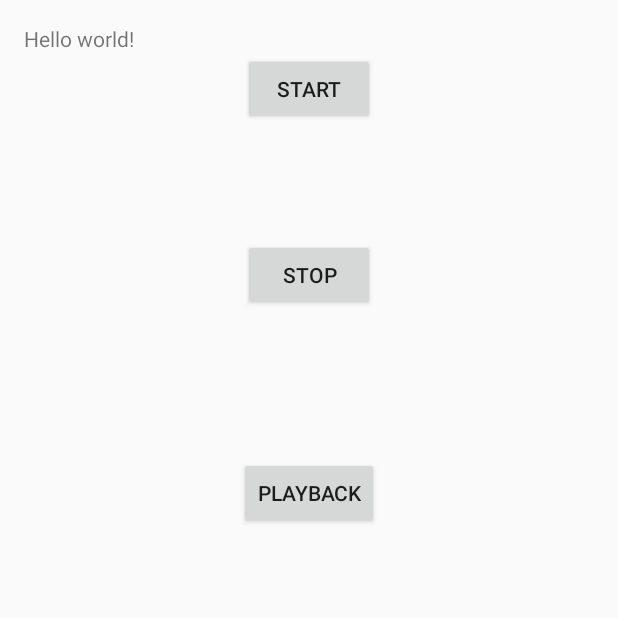
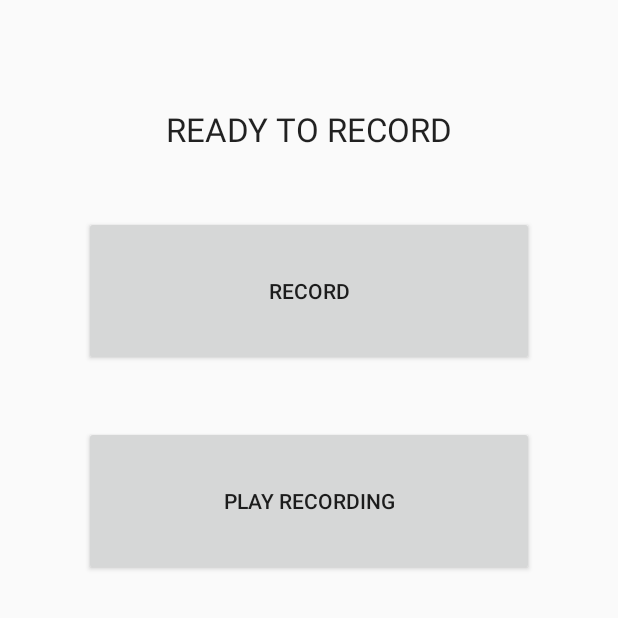
Before and after one commit to Ralem-Productions/AndroidAudio, an Android app: the screen it shows after launch (MainActivity), on a phone screen of 412 x 824 dp, the top half of it. Run offline under Robolectric (Android 15) with nearby library versions, the phone set to English and light mode, and no system bars.

Commit message:
GUI AND BUG FIXES

```diff
--- a/SoundChanger/app/src/main/java/com/ralemproductions/soundchanger/MainActivity.java
+++ b/SoundChanger/app/src/main/java/com/ralemproductions/soundchanger/MainActivity.java
@@ -14,6 +14,8 @@ import android.util.Log;
 import android.view.Menu;
 import android.view.MenuItem;
 import android.view.View;
+import android.widget.Button;
+import android.widget.TextView;
 
 import java.io.File;
 import java.io.IOException;
@@ -24,15 +26,35 @@ public class MainActivity extends Activity {
     public MediaRecorder recorder = null;
     private MediaPlayer player;
     private String OUTPUT_FILE;
+    private Button recordButton;
+    private TextView recordString;
+    private boolean currentlyRecording;
 
     @Override
     protected void onCreate(Bundle savedInstanceState) {
         super.onCreate(savedInstanceState);
         setContentView(R.layout.activity_main);
         OUTPUT_FILE = Environment.getExternalStorageDirectory() + "/audiorecorder.3gpp";
+        recordButton = (Button) findViewById(R.id.recordButton);
+        recordString = (TextView) findViewById(R.id.recordString);
+        currentlyRecording = false;
     }
 
-    public void StartClick(View view) throws IOException {
+    public void RecordButtonClicked(View view){
+        if(!currentlyRecording){
+            Start();
+            recordButton.setText("Stop Recording");
+            recordString.setText("YOU ARE RECORDING");
+            currentlyRecording = true;
+        }else{
+            Stop();
+            recordButton.setText("Start Recording");
+            recordString.setText("READY TO RECORD");
+            currentlyRecording = false;
+        }
+    }
+
+    public void Start() {
         if (recorder != null) {
             recorder.release();
         }
@@ -58,10 +80,12 @@ public class MainActivity extends Activity {
     }
 
 
-    public void StopClick(View view)
+    public void Stop()
     {
         if(recorder != null) {
-                recorder.stop();
+            recorder.stop();
+            recorder.release();
+            recorder = null;
         }
     }
 
--- a/SoundChanger/app/src/main/res/layout/activity_main.xml
+++ b/SoundChanger/app/src/main/res/layout/activity_main.xml
@@ -5,38 +5,34 @@
     android:paddingTop="@dimen/activity_vertical_margin"
     android:paddingBottom="@dimen/activity_vertical_margin" tools:context=".MainActivity">
 
-    <TextView android:text="@string/hello_world" android:layout_width="wrap_content"
+    <TextView
+        android:layout_width="wrap_content"
         android:layout_height="wrap_content"
-        android:id="@+id/textView" />
+        android:textAppearance="?android:attr/textAppearanceLarge"
+        android:text="READY TO RECORD"
+        android:id="@+id/recordString"
+        android:layout_marginTop="55dp"
+        android:layout_alignParentTop="true"
+        android:layout_centerHorizontal="true" />
 
     <Button
-        android:layout_width="wrap_content"
-        android:layout_height="wrap_content"
-        android:text="Start"
-        android:id="@+id/btnStart"
-        android:layout_below="@+id/textView"
+        android:text="Record"
+        android:id="@+id/recordButton"
+        android:layout_width="300dp"
+        android:layout_height="100dp"
+        android:layout_below="@+id/recordString"
         android:layout_centerHorizontal="true"
-        android:onClick="StartClick"/>
+        android:layout_marginTop="43dp"
+        android:onClick="RecordButtonClicked"/>
 
     <Button
-        android:layout_width="wrap_content"
-        android:layout_height="wrap_content"
-        android:text="Stop"
-        android:id="@+id/btnStop"
-        android:layout_below="@+id/btnStart"
-        android:layout_alignLeft="@+id/btnStart"
-        android:layout_alignStart="@+id/btnStart"
-        android:layout_marginTop="76dp"
-        android:onClick="StopClick"/>
-
-    <Button
-        android:layout_width="wrap_content"
-        android:layout_height="wrap_content"
-        android:text="PlayBack"
-        android:id="@+id/btnPlayBack"
-        android:layout_below="@+id/btnStop"
-        android:layout_centerHorizontal="true"
-        android:layout_marginTop="97dp"
+        android:text="Play Recording"
+        android:id="@+id/playback"
+        android:layout_width="300dp"
+        android:layout_height="100dp"
+        android:layout_below="@+id/recordButton"
+        android:layout_alignLeft="@+id/recordButton"
+        android:layout_alignStart="@+id/recordButton"
+        android:layout_marginTop="40dp"
         android:onClick="PlayBackClick"/>
-
 </RelativeLayout>
--- a/SoundChanger/app/src/main/res/values/strings.xml
+++ b/SoundChanger/app/src/main/res/values/strings.xml
@@ -3,4 +3,6 @@
 
     <string name="hello_world">Hello world!</string>
     <string name="action_settings">Settings</string>
+    <string name="readyToRecord">Start Your Recording</string>
+    <string name="currentlyRecording">Your Are Recording</string>
 </resources>
```
